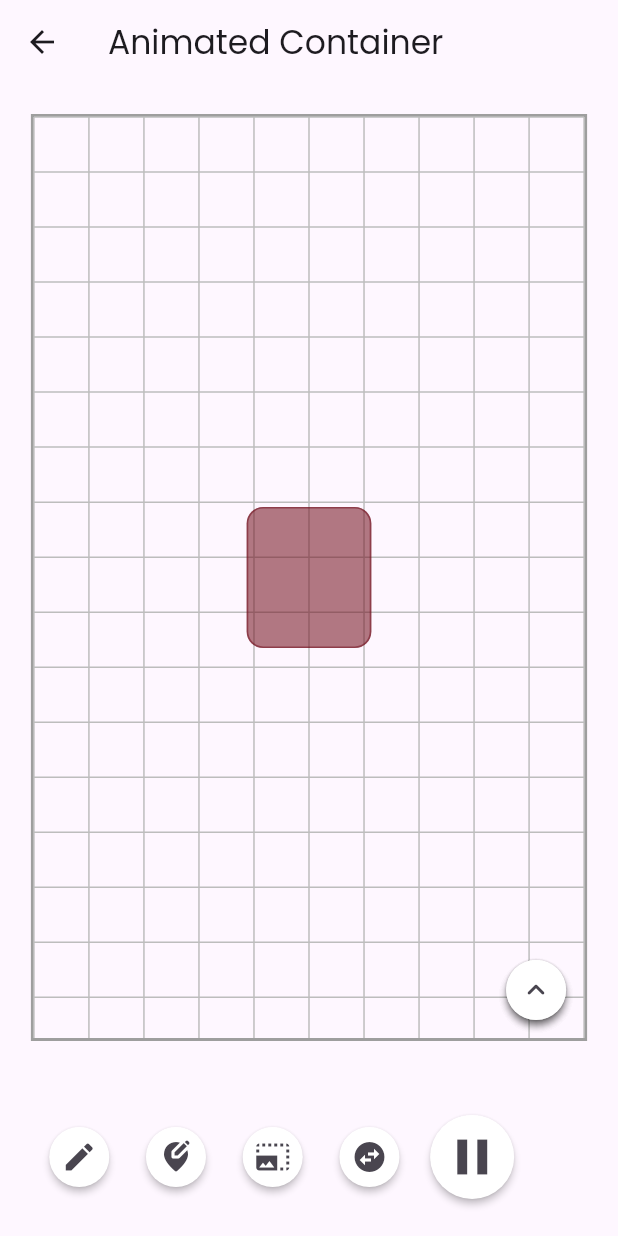
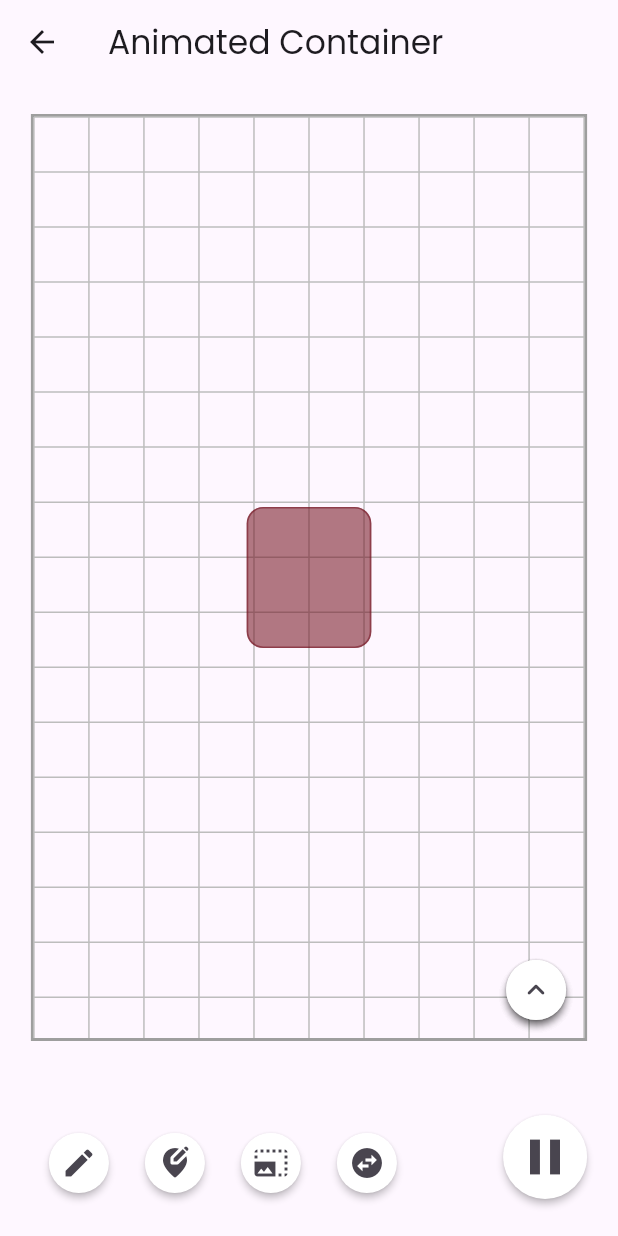
Before and after one commit to bhawesh2002/animotion_gallery, a Flutter app: the AniContainerPage screen opened directly, on a phone screen of 412 x 824 dp. Run offline on Flutter 3.47's test engine with Material 3 defaults, Android fonts, the light colour scheme and no system bars; our stand-ins replace google_fonts.

Commit message:
make modifications in Ui implementation

```diff
--- a/lib/implicit animations/ani_container.dart
+++ b/lib/implicit animations/ani_container.dart
@@ -11,10 +11,20 @@ class AniContainerPage extends StatelessWidget {
   @override
   Widget build(BuildContext context) {
     List<OptionIconButton> optionButtonList = [
-      const OptionIconButton(icon: Icons.edit),
-      const OptionIconButton(icon: Icons.edit_location_alt_rounded),
-      const OptionIconButton(icon: Icons.photo_size_select_large),
-      const OptionIconButton(icon: Icons.swap_horizontal_circle),
+      const OptionIconButton(
+        icon: Icons.edit,
+        tooltip: 'Edit',
+      ),
+      const OptionIconButton(
+        icon: Icons.edit_location_alt_rounded,
+        tooltip: 'Move Object',
+      ),
+      const OptionIconButton(
+        icon: Icons.photo_size_select_large,
+        tooltip: 'Resize Object',
+      ),
+      const OptionIconButton(
+          icon: Icons.swap_horizontal_circle, tooltip: 'Change Object'),
     ];
     return SafeArea(
       child: Scaffold(
@@ -37,39 +47,42 @@ class AniContainerPage extends StatelessWidget {
               ),
             ),
             Align(
-              alignment: Alignment.bottomCenter,
+              alignment: Alignment.bottomLeft,
               child: Padding(
                 padding: EdgeInsets.symmetric(
                   horizontal: MediaQuery.of(context).size.width * 0.05,
                   vertical: MediaQuery.of(context).size.height * 0.03,
                 ),
                 child: SizedBox(
-                  width: MediaQuery.of(context).size.width * 0.90,
+                  width: MediaQuery.of(context).size.width * 0.73,
                   child: SingleChildScrollView(
                     scrollDirection: Axis.horizontal,
                     child: Row(
-                      mainAxisAlignment: MainAxisAlignment.center,
-                      children:
-                          List.generate(optionButtonList.length + 1, (index) {
-                        return Padding(
-                          padding: EdgeInsets.symmetric(
-                            horizontal:
-                                MediaQuery.of(context).size.width * 0.02,
-                          ),
-                          child: index == optionButtonList.length
-                              ? PlayButton(
-                                  action: () {
-                                    debugPrint("action started");
-                                  },
-                                )
-                              : optionButtonList[index],
-                        );
-                      }),
+                      children: List.generate(
+                        optionButtonList.length,
+                        (index) {
+                          return Padding(
+                            padding:
+                                const EdgeInsets.symmetric(horizontal: 8.0),
+                            child: optionButtonList[index],
+                          );
+                        },
+                      ),
                     ),
                   ),
                 ),
               ),
             ),
+            Align(
+              alignment: Alignment.bottomRight,
+              child: Padding(
+                padding: EdgeInsets.symmetric(
+                  horizontal: MediaQuery.of(context).size.width * 0.05,
+                  vertical: MediaQuery.of(context).size.height * 0.03,
+                ),
+                child: PlayButton(action: () {}),
+              ),
+            )
           ],
         ),
       ),
```
